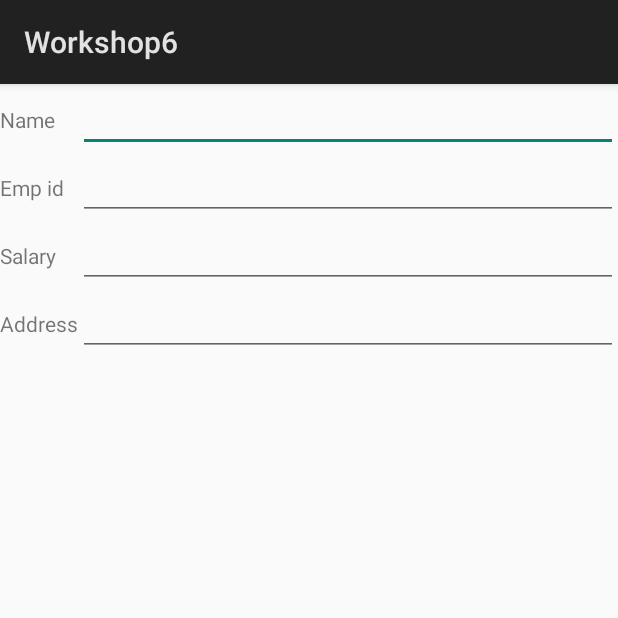
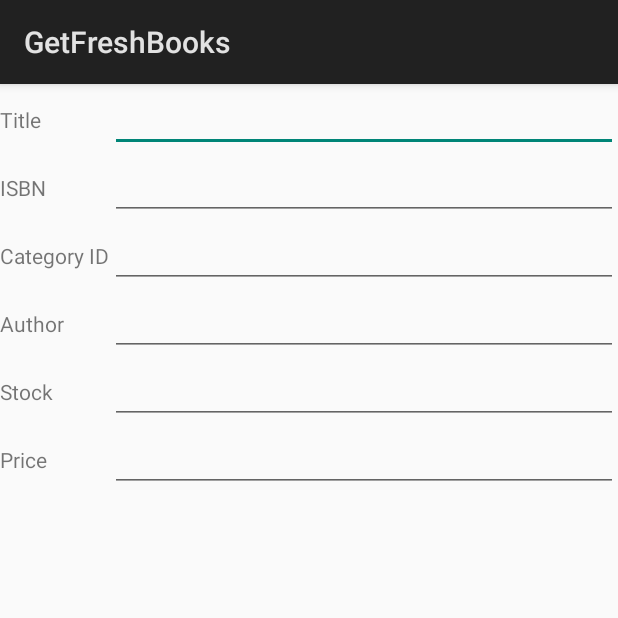
Before and after one commit to aridoaridokadotoji/Bookshop-Android, an Android app: the BookDetailsActivity screen opened directly, with no data from a screen before it, on a phone screen of 412 x 824 dp, the top half of it. Run offline under Robolectric (Android 15) with nearby library versions, the light colour scheme and no system bars.

Commit message:
change string.xml for details

```diff
--- a/app/src/main/res/layout/activity_book_details.xml
+++ b/app/src/main/res/layout/activity_book_details.xml
@@ -19,7 +19,7 @@
                 android:id="@+id/textView1"
                 android:layout_width="wrap_content"
                 android:layout_height="wrap_content"
-                android:text="@string/name" />
+                android:text="@string/title" />
 
             <EditText
                 android:id="@+id/editText1"
@@ -36,7 +36,7 @@
                 android:id="@+id/textView2"
                 android:layout_width="wrap_content"
                 android:layout_height="wrap_content"
-                android:text="@string/eid" />
+                android:text="@string/isbn" />
 
             <EditText
                 android:id="@+id/editText2"
@@ -52,7 +52,7 @@
                 android:id="@+id/textView3"
                 android:layout_width="wrap_content"
                 android:layout_height="wrap_content"
-                android:text="@string/salary" />
+                android:text="@string/categoryid" />
 
             <EditText
                 android:id="@+id/editText3"
@@ -68,7 +68,7 @@
                 android:id="@+id/textView4"
                 android:layout_width="wrap_content"
                 android:layout_height="wrap_content"
-                android:text="@string/address" />
+                android:text="@string/author" />
 
             <EditText
                 android:id="@+id/editText4"
@@ -80,11 +80,48 @@
             android:layout_width="match_parent"
             android:layout_height="match_parent">
 
+            <TextView
+                android:id="@+id/textView5"
+                android:layout_width="wrap_content"
+                android:layout_height="wrap_content"
+                android:text="@string/stock" />
+
+            <EditText
+                android:id="@+id/editText5"
+                android:layout_width="wrap_content"
+                android:layout_height="wrap_content" />
+
+        </TableRow>
+
+        <TableRow
+            android:layout_width="match_parent"
+            android:layout_height="match_parent">
+
+            <TextView
+                android:id="@+id/textView6"
+                android:layout_width="wrap_content"
+                android:layout_height="wrap_content"
+                android:text="@string/price" />
+
+            <EditText
+                android:id="@+id/editText6"
+                android:layout_width="wrap_content"
+                android:layout_height="wrap_content" />
+
+        </TableRow>
+
+
+        <TableRow
+            android:layout_width="match_parent"
+            android:layout_height="match_parent">
+
             <ImageView
                 android:layout_width="wrap_content"
                 android:layout_height="wrap_content"
                 android:id="@+id/imageView" />
         </TableRow>
 
+
+
     </TableLayout>
 </LinearLayout>
--- a/app/src/main/res/values/strings.xml
+++ b/app/src/main/res/values/strings.xml
@@ -1,7 +1,10 @@
 <resources>
-    <string name="app_name">Workshop6</string>
-    <string name="name">Name</string>
-    <string name="eid">Emp id</string>
-    <string name="salary">Salary</string>
-    <string name="address">Address</string>
+    <string name="app_name">GetFreshBooks</string>
+    <string name="title">Title</string>
+    <string name="bookid">Booking ID</string>
+    <string name="categoryid">Category ID</string>
+    <string name="isbn">ISBN</string>
+    <string name="author">Author</string>
+    <string name="stock">Stock</string>
+    <string name="price">Price</string>
 </resources>
```
